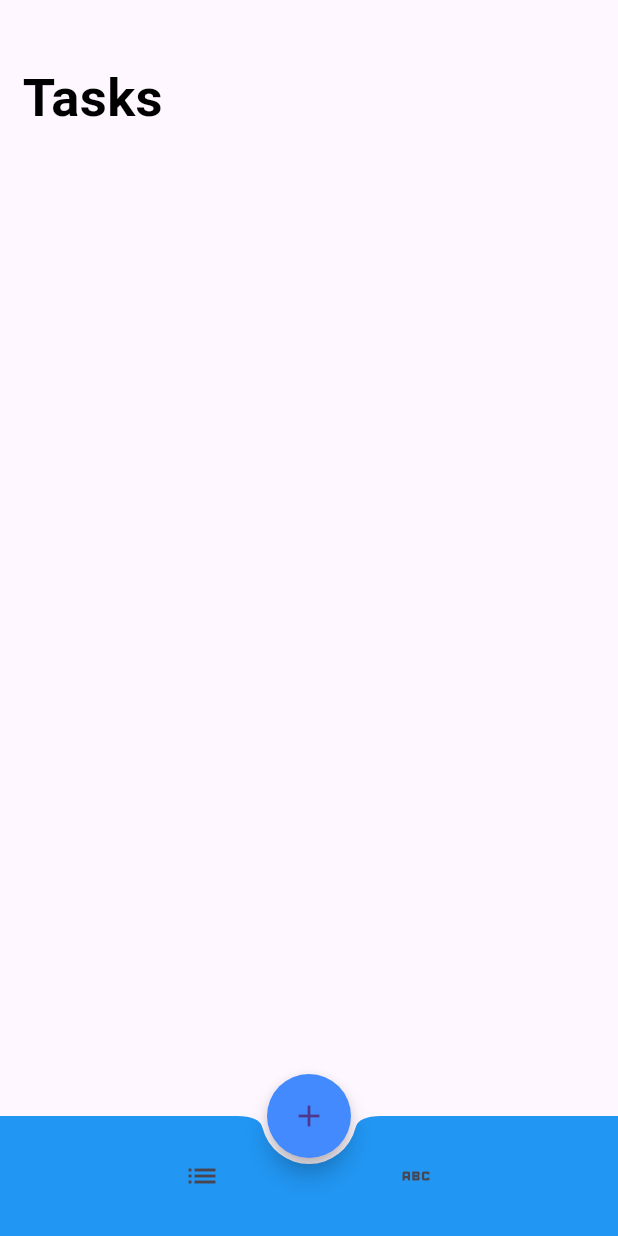
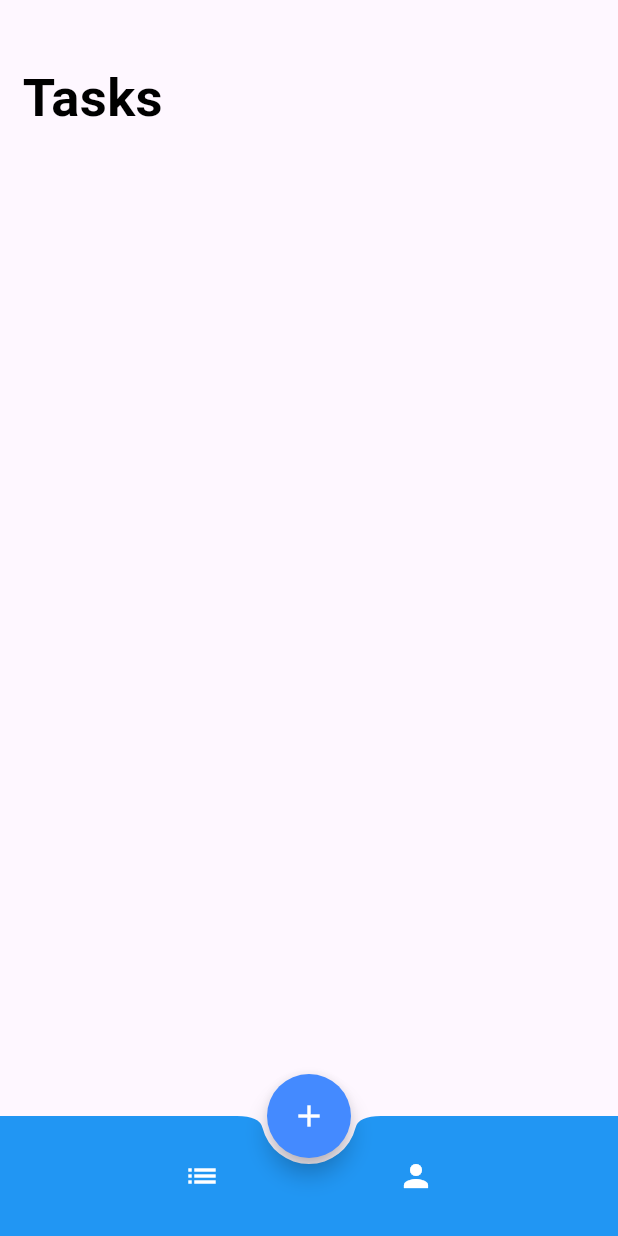
Before and after one commit to soufiyanelmansouri/todo_app, a Flutter app: the screen it shows after launch, on a phone screen of 412 x 824 dp. Run offline on Flutter 3.47's test engine with Material 3 defaults, Android fonts, the phone set to English and light mode, and no system bars.

Commit message:
Add custom colors

```diff
--- a/lib/views/home_screen.dart
+++ b/lib/views/home_screen.dart
@@ -25,7 +25,7 @@ class HomeScreen extends StatelessWidget {
         shape: const CircleBorder(),
         onPressed: () {},
         backgroundColor: Colors.blueAccent,
-        child: const Icon(Icons.add),
+        child: const Icon(Icons.add, color: Colors.white),
       ),
       bottomNavigationBar: BottomAppBar(
         color: Colors.blue,
@@ -33,8 +33,15 @@ class HomeScreen extends StatelessWidget {
         child: Row(
           mainAxisAlignment: MainAxisAlignment.spaceEvenly,
           children: [
-            IconButton(onPressed: () {}, icon: const Icon(Icons.list)),
-            IconButton(onPressed: () {}, icon: const Icon(Icons.abc)),
+            IconButton(
+                onPressed: () {},
+                icon: const Icon(Icons.list, color: Colors.white)),
+            IconButton(
+                onPressed: () {},
+                icon: const Icon(
+                  Icons.person,
+                  color: Colors.white,
+                )),
           ],
         ),
       ),
```
Also changed, not shown: lib/utils/constants.dart (+7 -0 lines).
